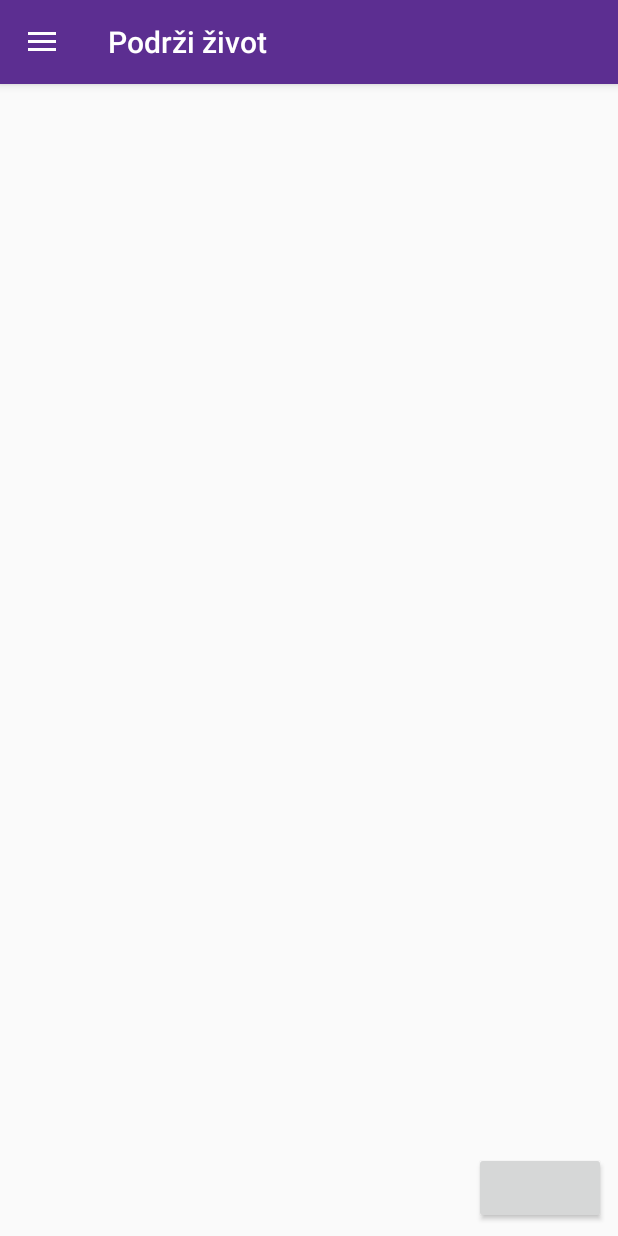
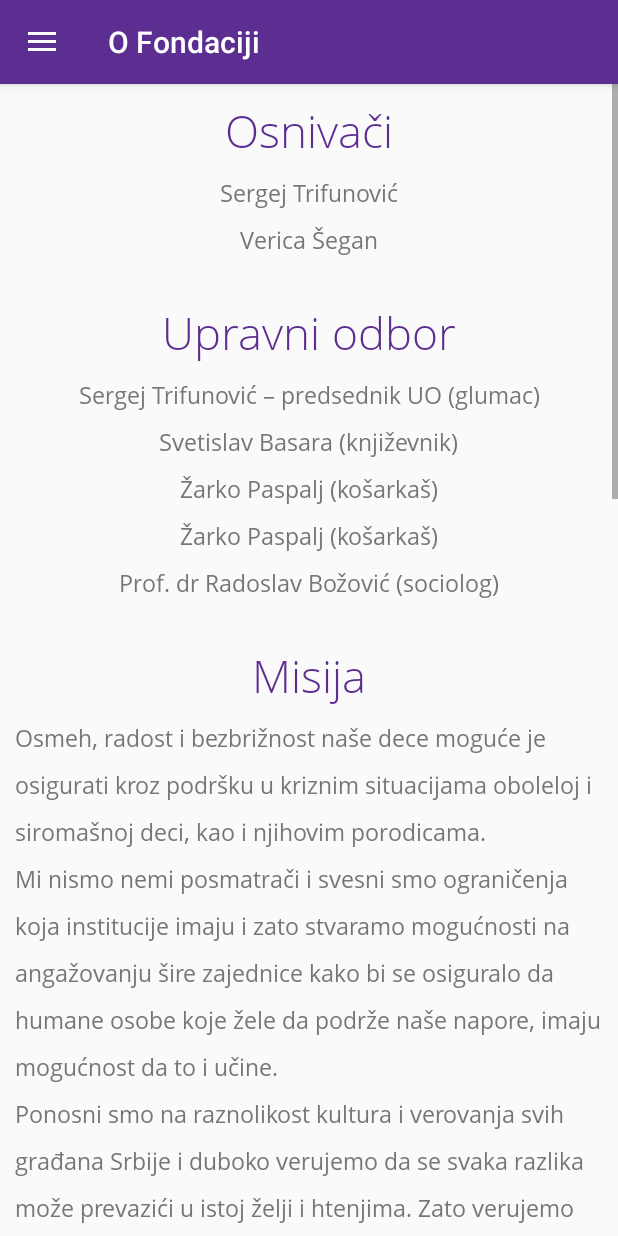
Before and after one commit to Kursulla/smshelp, an Android app: the screen it shows after launch (HomeActivity before the commit, AboutUsActivity after it), in the side drawer, after a tap on "O fondaciji", on a phone screen of 412 x 824 dp. Run offline under Robolectric (Android 15) with nearby library versions, the phone set to English and light mode, and no system bars; 1 statement that could not run was skipped.

Commit message:
Introduced AboutUs

```diff
--- a/app/build.gradle
+++ b/app/build.gradle
@@ -28,8 +28,6 @@ android {
 
     productFlavors {
         prod {
-            // Assigns this product flavor to the 'color' flavor dimension.
-            // This step is optional if you are using only one dimension.
             dimension "type"
             minSdkVersion 16
         }
@@ -57,14 +55,14 @@ dependencies {
     compile "org.jetbrains.kotlin:kotlin-stdlib-jre7:$kotlin_version"
     compile "org.jetbrains.kotlin:kotlin-stdlib:$kotlin_version"
 
-    //Temporary b/c Mockito is fucked up with Kotlin
     compile 'com.android.support.constraint:constraint-layout:1.0.2'
     compile 'com.android.support:design:25.3.1'
     compile 'com.android.support:appcompat-v7:25.3.1'
     compile 'org.jetbrains.anko:anko-commons:0.10.0'
     compile 'io.reactivex:rxjava:1.3.0'
+
     testCompile 'junit:junit:4.12'
-    testCompile 'com.nhaarman:mockito-kotlin:1.4.0'
+    testCompile 'com.nhaarman:mockito-kotlin:1.4.0'    //Temporary b/c Mockito is fucked up with Kotlin
     testCompile 'org.mockito:mockito-core:2.8.9'
 }
 configurations.all {
--- a/app/src/main/java/com/eutechpro/smshelp/BaseActivity.kt
+++ b/app/src/main/java/com/eutechpro/smshelp/BaseActivity.kt
@@ -6,6 +6,7 @@ import android.support.v4.view.GravityCompat
 import android.support.v4.widget.DrawerLayout
 import android.support.v7.app.ActionBarDrawerToggle
 import android.support.v7.app.AppCompatActivity
+import com.eutechpro.smshelp.become_volunteer.AboutUsActivity
 import com.eutechpro.smshelp.become_volunteer.BecomeDonatorActivity
 import com.eutechpro.smshelp.become_volunteer.BecomeVolunteerActivity
 import com.eutechpro.smshelp.become_volunteer.NeedHelpActivity
@@ -19,6 +20,7 @@ abstract class BaseActivity : AppCompatActivity() {
         val MENU_BECOME_VOLUNTEER_POSITION: Int = 1
         val MENU_BECOME_DONATOR_POSITION: Int = 2
         val MENU_NEED_HELP_POSITION: Int = 3
+        val MENU_ABOUT_US_POSITION: Int = 4
     }
 
     protected val navigationView: NavigationView
@@ -48,6 +50,7 @@ abstract class BaseActivity : AppCompatActivity() {
                 R.id.nav_become_volunteer -> startActivity<BecomeVolunteerActivity>()
                 R.id.nav_become_donator -> startActivity<BecomeDonatorActivity>()
                 R.id.nav_need_help -> startActivity<NeedHelpActivity>()
+                R.id.nav_about_us -> startActivity<AboutUsActivity>()
             }
             drawer.closeDrawer(GravityCompat.START)
             true
--- /dev/null
+++ b/app/src/main/java/com/eutechpro/smshelp/about/AboutUsActivity.kt
@@ -0,0 +1,35 @@
+package com.eutechpro.smshelp.become_volunteer
+
+import android.os.Bundle
+import android.text.method.LinkMovementMethod
+import com.eutechpro.smshelp.BaseActivity
+import com.eutechpro.smshelp.R
+import com.eutechpro.smshelp.custom_views.TextViewFont
+import com.eutechpro.smshelp.extensions.fromHtml
+import org.jetbrains.anko.find
+
+
+class AboutUsActivity : BaseActivity() {
+    private val missionText: TextViewFont get() = find(R.id.mission_text)
+    private val vissionText: TextViewFont get() = find(R.id.vission_text)
+    private val goalsText: TextViewFont get() = find(R.id.goals_text)
+
+    override fun onCreate(savedInstanceState: Bundle?) {
+        super.onCreate(savedInstanceState)
+        initLayout(R.layout.about_us_incl_content)
+
+        missionText.fromHtml(R.string.about_us_mission_text)
+        missionText.movementMethod = LinkMovementMethod.getInstance()
+
+        vissionText.fromHtml(R.string.about_us_mission_text)
+        vissionText.movementMethod = LinkMovementMethod.getInstance()
+
+        goalsText.fromHtml(R.string.about_us_goals_text)
+        goalsText.movementMethod = LinkMovementMethod.getInstance()
+    }
+
+    override fun selectMenuItem() {
+        navigationView.menu.getItem(BaseActivity.MENU_ABOUT_US_POSITION).isChecked = true
+    }
+
+}
--- /dev/null
+++ b/app/src/main/res/layout/about_us_incl_content.xml
@@ -0,0 +1,237 @@
+<?xml version="1.0" encoding="utf-8"?>
+<ScrollView
+    xmlns:android="http://schemas.android.com/apk/res/android"
+    xmlns:app="http://schemas.android.com/apk/res-auto"
+    xmlns:tools="http://schemas.android.com/tools"
+    android:layout_width="match_parent"
+    android:layout_height="match_parent"
+    app:layout_behavior="@string/appbar_scrolling_view_behavior"
+    tools:context="com.eutechpro.smshelp.become_volunteer.BecomeVolunteerActivity"
+    >
+
+    <android.support.constraint.ConstraintLayout
+        android:layout_width="match_parent"
+        android:layout_height="wrap_content"
+        android:padding="10dp"
+        >
+
+        <com.eutechpro.smshelp.custom_views.TextViewFont
+            android:id="@+id/founders_title"
+            style="@style/h1"
+            android:layout_width="wrap_content"
+            android:layout_height="wrap_content"
+            android:lineSpacingExtra="10dp"
+            android:text="@string/about_us_founders_title"
+            android:textAppearance="@style/TextAppearance.AppCompat.Headline"
+            app:layout_constraintHorizontal_bias="0.501"
+            app:layout_constraintLeft_toLeftOf="parent"
+            app:layout_constraintRight_toRightOf="parent"
+            app:layout_constraintTop_toTopOf="parent"
+            tools:text="@string/about_us_founders_title"
+            />
+
+        <com.eutechpro.smshelp.custom_views.TextViewFont
+            android:id="@+id/founders_sergej"
+            style="@style/text"
+            android:layout_width="wrap_content"
+            android:layout_height="wrap_content"
+            android:layout_marginTop="10dp"
+            android:lineSpacingExtra="10sp"
+            android:text="@string/about_us_founders_sergej"
+            android:textAppearance="@style/TextAppearance.AppCompat.Headline"
+            app:layout_constraintLeft_toLeftOf="parent"
+            app:layout_constraintRight_toRightOf="parent"
+            app:layout_constraintTop_toBottomOf="@+id/founders_title"
+            />
+
+        <com.eutechpro.smshelp.custom_views.TextViewFont
+            android:id="@+id/founders_verica"
+            style="@style/text"
+            android:layout_width="wrap_content"
+            android:layout_height="wrap_content"
+            android:layout_marginTop="10dp"
+            android:lineSpacingExtra="10sp"
+            android:text="@string/about_us_founders_verica"
+            android:textAppearance="@style/TextAppearance.AppCompat.Headline"
+            app:layout_constraintLeft_toLeftOf="parent"
+            app:layout_constraintRight_toRightOf="parent"
+            app:layout_constraintTop_toBottomOf="@+id/founders_sergej"
+            />
+
+        <com.eutechpro.smshelp.custom_views.TextViewFont
+            android:id="@+id/board_title"
+            style="@style/h1"
+            android:layout_width="wrap_content"
+            android:layout_height="wrap_content"
+            android:layout_marginTop="30dp"
+            android:lineSpacingExtra="10dp"
+            android:text="@string/about_us_board_title"
+            android:textAppearance="@style/TextAppearance.AppCompat.Headline"
+            app:layout_constraintLeft_toLeftOf="parent"
+            app:layout_constraintRight_toRightOf="parent"
+            app:layout_constraintTop_toBottomOf="@+id/founders_verica"
+            />
+
+        <com.eutechpro.smshelp.custom_views.TextViewFont
+            android:id="@+id/board_sergej"
+            style="@style/text"
+            android:layout_width="wrap_content"
+            android:layout_height="wrap_content"
+            android:layout_marginTop="10dp"
+            android:lineSpacingExtra="10sp"
+            android:text="@string/about_us_board_sergej"
+            android:textAppearance="@style/TextAppearance.AppCompat.Headline"
+            app:layout_constraintLeft_toLeftOf="parent"
+            app:layout_constraintRight_toRightOf="parent"
+            app:layout_constraintTop_toBottomOf="@+id/board_title"
+            />
+
+        <com.eutechpro.smshelp.custom_views.TextViewFont
+            android:id="@+id/board_basara"
+            style="@style/text"
+            android:layout_width="wrap_content"
+            android:layout_height="wrap_content"
+            android:layout_marginTop="10dp"
+            android:lineSpacingExtra="10sp"
+            android:text="@string/about_us_board_basara"
+            android:textAppearance="@style/TextAppearance.AppCompat.Headline"
+            app:layout_constraintLeft_toLeftOf="parent"
+            app:layout_constraintRight_toRightOf="parent"
+            app:layout_constraintTop_toBottomOf="@+id/board_sergej"
+            />
+
+        <com.eutechpro.smshelp.custom_views.TextViewFont
+            android:id="@+id/board_about_us_board_paspalj"
+            style="@style/text"
+            android:layout_width="wrap_content"
+            android:layout_height="wrap_content"
+            android:layout_marginTop="10dp"
+            android:lineSpacingExtra="10sp"
+            android:text="@string/about_us_board_paspalj"
+            android:textAppearance="@style/TextAppearance.AppCompat.Headline"
+            app:layout_constraintLeft_toLeftOf="parent"
+            app:layout_constraintRight_toRightOf="parent"
+            app:layout_constraintTop_toBottomOf="@+id/board_about_us_board_dragan"
+            />
+
+        <com.eutechpro.smshelp.custom_views.TextViewFont
+            android:id="@+id/board_about_us_board_dragan"
+            style="@style/text"
+            android:layout_width="wrap_content"
+            android:layout_height="wrap_content"
+            android:layout_marginTop="10dp"
+            android:lineSpacingExtra="10sp"
+            android:text="@string/about_us_board_paspalj"
+            android:textAppearance="@style/TextAppearance.AppCompat.Headline"
+            app:layout_constraintLeft_toLeftOf="parent"
+            app:layout_constraintRight_toRightOf="parent"
+            app:layout_constraintTop_toBottomOf="@+id/board_basara"
+            />
+
+        <com.eutechpro.smshelp.custom_views.TextViewFont
+            android:id="@+id/board_about_us_board_bozovic"
+            style="@style/text"
+            android:layout_width="wrap_content"
+            android:layout_height="wrap_content"
+            android:layout_marginTop="10dp"
+            android:lineSpacingExtra="10sp"
+            android:text="@string/about_us_board_bozovic"
+            android:textAppearance="@style/TextAppearance.AppCompat.Headline"
+            app:layout_constraintLeft_toLeftOf="parent"
+            app:layout_constraintRight_toRightOf="parent"
+            app:layout_constraintTop_toBottomOf="@+id/board_about_us_board_paspalj"
+            />
+
+        <com.eutechpro.smshelp.custom_views.TextViewFont
+            android:id="@+id/mission_title"
+            style="@style/h1"
+            android:layout_width="wrap_content"
+            android:layout_height="wrap_content"
+            android:layout_marginTop="30dp"
+            android:lineSpacingExtra="10dp"
+            android:text="@string/about_us_mission_title"
+            android:textAppearance="@style/TextAppearance.AppCompat.Headline"
+            app:layout_constraintHorizontal_bias="0.501"
+            app:layout_constraintLeft_toLeftOf="parent"
+            app:layout_constraintRight_toRightOf="parent"
+            app:layout_constraintTop_toBottomOf="@+id/board_about_us_board_bozovic"
+            tools:text="@string/about_us_mission_title"
+            />
+
+        <com.eutechpro.smshelp.custom_views.TextViewFont
+            android:id="@+id/mission_text"
+            style="@style/text"
+            android:layout_width="wrap_content"
+            android:layout_height="wrap_content"
+            android:layout_marginTop="10dp"
+            android:lineSpacingExtra="10sp"
+            android:textAppearance="@style/TextAppearance.AppCompat.Headline"
+            app:layout_constraintHorizontal_bias="0.505"
+            app:layout_constraintLeft_toLeftOf="parent"
+            app:layout_constraintRight_toRightOf="parent"
+            app:layout_constraintTop_toBottomOf="@+id/mission_title"
+            tools:text="Mission text"
+            />
+
+        <com.eutechpro.smshelp.custom_views.TextViewFont
+            android:id="@+id/textViewFont2"
+            style="@style/h1"
+            android:layout_width="wrap_content"
+            android:layout_height="wrap_content"
+            android:layout_marginTop="30dp"
+            android:lineSpacingExtra="8sp"
+            android:text="@string/about_us_vission_title"
+            android:textAppearance="@style/TextAppearance.AppCompat.Headline"
+            app:layout_constraintHorizontal_bias="0.501"
+            app:layout_constraintLeft_toLeftOf="parent"
+            app:layout_constraintRight_toRightOf="parent" app:layout_constraintTop_toBottomOf="@+id/mission_text"
+            tools:text="@string/about_us_vission_title"
+            />
+
+        <com.eutechpro.smshelp.custom_views.TextViewFont
+            android:id="@+id/vission_text"
+            style="@style/text"
+            android:layout_width="wrap_content"
+            android:layout_height="wrap_content"
+            android:layout_marginTop="10dp"
+            android:lineSpacingExtra="8sp"
+            android:textAppearance="@style/TextAppearance.AppCompat.Headline"
+            app:layout_constraintHorizontal_bias="0.501"
+            app:layout_constraintLeft_toLeftOf="parent"
+            app:layout_constraintRight_toRightOf="parent"
+            app:layout_constraintTop_toBottomOf="@+id/textViewFont2"
+            tools:text="Vission text"
+            />
+
+        <com.eutechpro.smshelp.custom_views.TextViewFont
+            android:id="@+id/textViewFont3"
+            style="@style/h1"
+            android:layout_width="wrap_content"
+            android:layout_height="wrap_content"
+            android:layout_marginTop="30dp"
+            android:lineSpacingExtra="8sp"
+            android:text="@string/about_us_goals_title"
+            android:textAppearance="@style/TextAppearance.AppCompat.Headline"
+            app:layout_constraintHorizontal_bias="0.501"
+            app:layout_constraintLeft_toLeftOf="parent"
+            app:layout_constraintRight_toRightOf="parent"
+            app:layout_constraintTop_toBottomOf="@+id/vission_text"
+            tools:text="@string/about_us_goals_title"
+            />
+
+        <com.eutechpro.smshelp.custom_views.TextViewFont
+            android:id="@+id/goals_text"
+            style="@style/text"
+            android:layout_width="wrap_content"
+            android:layout_height="wrap_content"
+            android:layout_marginTop="10dp"
+            android:lineSpacingExtra="8sp"
+            android:textAppearance="@style/TextAppearance.AppCompat.Headline"
+            app:layout_constraintHorizontal_bias="0.501"
+            app:layout_constraintLeft_toLeftOf="parent"
+            app:layout_constraintRight_toRightOf="parent"
+            app:layout_constraintTop_toBottomOf="@+id/textViewFont3"
+            tools:text="Goals text"
+            />
+    </android.support.constraint.ConstraintLayout>
+</ScrollView>
--- a/app/src/main/res/values/strings.xml
+++ b/app/src/main/res/values/strings.xml
@@ -75,6 +75,49 @@ Ukoliko Upravni odbor usvoji predlog lekarske komisije za kontrolu i odobravanje
 Fondacija <b>„Podrži život“</b> po ispostavljenom predračunu, novac uplaćuje direktno ustanovama koje su izdale predračun, nikada porodicama direktno.
 <br/><br/>
 Dokumentaciju možete dostaviti i preporučenom pošiljkom na adresu <br/><b><i>Mitropolita Petra 15, 11000 Beograd, Fondacija “Podrži život”</i></b>
+    ]]></string>
 
-    ]]></string>
+
+    <!--About us-->
+    <string name="about_us_activity_title">O Fondaciji</string>
+
+    <string name="about_us_founders_title">Osnivači</string>
+    <string name="about_us_founders_sergej">Sergej Trifunović</string>
+    <string name="about_us_founders_verica">Verica Šegan</string>
+
+    <string name="about_us_board_title">Upravni odbor</string>
+    <string name="about_us_board_sergej">Sergej Trifunović – predsednik UO (glumac)</string>
+    <string name="about_us_board_basara">Svetislav Basara (književnik)</string>
+    <string name="about_us_board_dragan">Dragan Jaćimović (alpinista)</string>
+    <string name="about_us_board_paspalj">Žarko Paspalj (košarkaš)</string>
+    <string name="about_us_board_bozovic">Prof. dr Radoslav Božović (sociolog)</string>
+
+    <string name="about_us_mission_title">Misija</string>
+    <string name="about_us_mission_text"><![CDATA[Osmeh, radost i bezbrižnost naše dece moguće je osigurati kroz podršku u kriznim situacijama oboleloj i siromašnoj deci, kao i njihovim porodicama.
+        <br/>
+Mi nismo nemi posmatrači i svesni smo ograničenja koja institucije imaju i zato stvaramo mogućnosti na angažovanju šire zajednice kako bi se osiguralo da humane osobe koje žele da podrže naše napore, imaju mogućnost da to i učine.
+        <br/>
+Ponosni smo na raznolikost kultura i verovanja svih građana Srbije i duboko verujemo da se svaka razlika može prevazići u istoj želji i htenjima. Zato verujemo da nas te razlike mogu povezati da istrajemo u naporima koje ulažemo.
+        <br/>
+Svaki pojedinac nam je važan i svaki zadatak nam je prioritet. Verujemo da samo radeći zajedno, možemo ostvariti prava naše dece na bolji život i lepšu budućnost.]]></string>
+    <string name="about_us_vission_title">Vizija</string>
+    <string name="about_us_vission_text"><![CDATA[Budućnost ne možemo da predvidimo, ali uradićemo sve da je imaju sva deca Srbije.
+Verujemo u samo jednu budućnost. Budućnost u kojoj deca odrastaju dostojanstveno. Tu budućnost možemo da ostvarimo zajedno stvarajući krug podrške onima kojima je naša pomoć neophodna i potrebna.
+        <br/>
+Uključenost svih građana, osiguranje je jednakosti i zagarantovanih prava svakog deteta na budućnost bez obzira na materijalni status porodice i društva.
+        Srećna i bezbrižna deca najsigurniji su temelj budućnosti svakog naroda u svetu. Uz istrajnost, podršku, saosećanje i razumevanje cele društvene zajednice, gradimo svakog pojedinca, gradimo i nas same.
+        <br/>
+Ocenjujući napredak i uz kontinuirani rad, ali i proveru prioriteta, odlučni smo u nameri da našoj deci ostvarimo bolju Srbiju za sve građane.]]></string>
+
+    <string name="about_us_goals_title">Ciljevi</string>
+    <string name="about_us_goals_text"><![CDATA[Zdrava, srećna i bezbrižna deca su naš jedini cilj.
+        <br/>
+Ostvarićemo ga kroz unapređenje socijalne i zdravstvene zaštite dece u Srbiji, sprovodeći različite humanitarne aktivnosti.
+        <br/>
+Podrška oboleloj deci i njihovim porodicama u cilju lečenja, medicinskog zbrinjavanja i oporavka, promovisanje i unapređenje sistema dečije zdravstvene zaštite u Srbiji, je osnovni cilj naše fondacije.
+        <br/>
+Budućnost i životne mogućnosti dece u Srbiji, koja nisu odredjena siromaštvom, teškim bolestima, načinom na koji žive, lokacijom, nacionalnošću i veroispovesti, naš je siguran put u zdravo i uspešno društvo.
+        <br/>
+Mi imamo cilj i na kraju prihvatamo samo jednu nagradu – osmeh i radost na licima onih kojima smo potrebni. Taj osmeh i ta radost nemaju cenu i njihovu vrednost znaju samo oni koji su pomažući drugima, postali ponosni vlasnici mnogo osmeha.]]></string>
+
 </resources>
```
Also changed, not shown: app/src/main/AndroidManifest.xml (+6 -1 lines).
